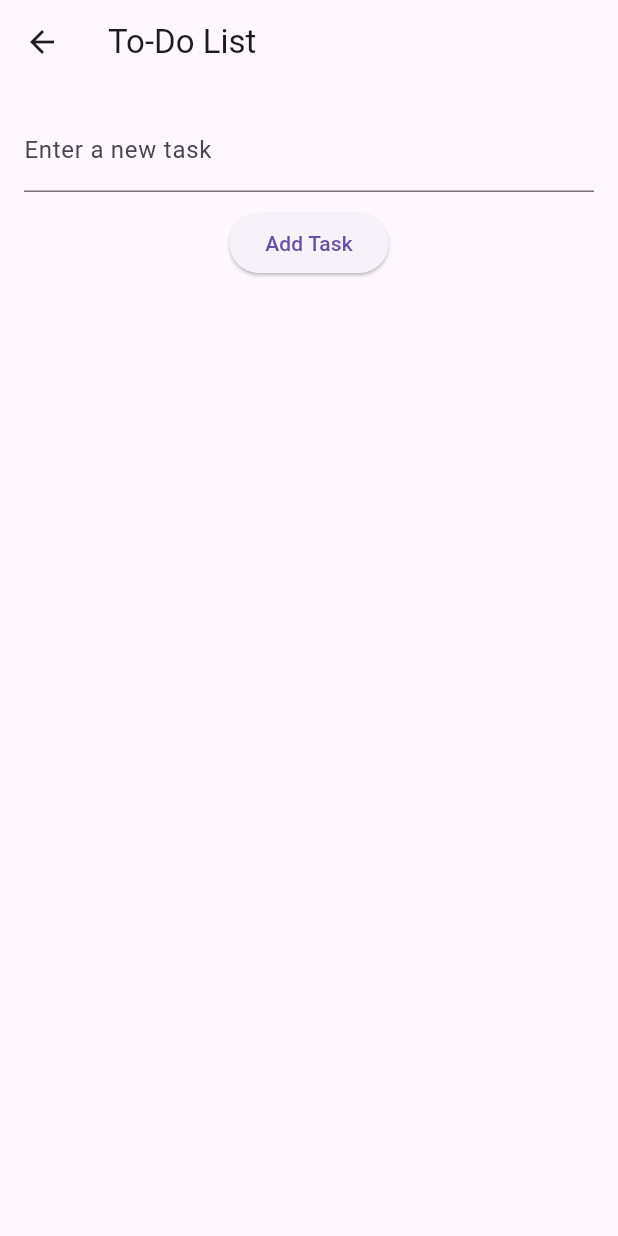
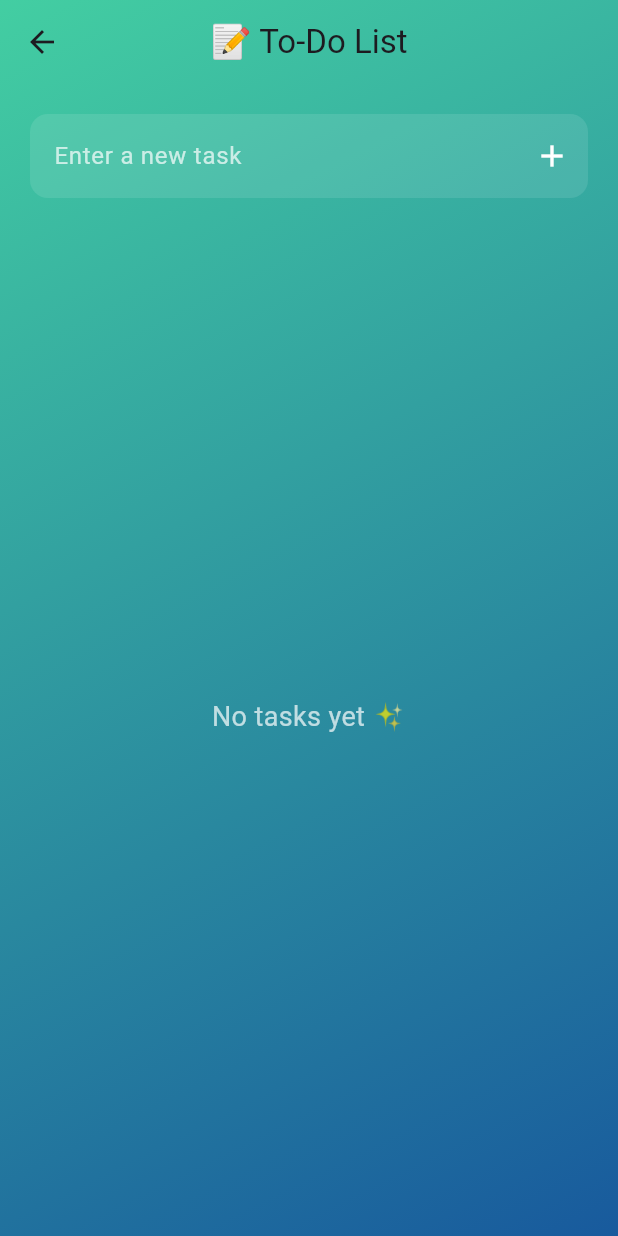
Before and after one commit to Bisrat-19/practice, a Flutter app: the TodoPage screen opened directly, on a phone screen of 412 x 824 dp. Run offline on Flutter 3.47's test engine with Material 3 defaults, Android fonts, the phone set to English and light mode, and no system bars.

Commit message:
some style on todo

```diff
--- a/lib/pages/todo_page.dart
+++ b/lib/pages/todo_page.dart
@@ -9,7 +9,7 @@ class TodoPage extends StatefulWidget {
 
 class _TodoPageState extends State<TodoPage> {
   final TextEditingController _controller = TextEditingController();
-  List<String> _tasks = [];
+  final List<String> _tasks = [];
 
   void _addTask() {
     final String task = _controller.text.trim();
@@ -31,35 +31,76 @@ class _TodoPageState extends State<TodoPage> {
   @override
   Widget build(BuildContext context) {
     return Scaffold(
-      appBar: AppBar(title: const Text('To-Do List')),
-      body: Padding(
-        padding: const EdgeInsets.all(16.0),
+      extendBodyBehindAppBar: true,
+      appBar: AppBar(
+        title: const Text('📝 To-Do List'),
+        centerTitle: true,
+        backgroundColor: Colors.transparent,
+        elevation: 0,
+      ),
+      body: Container(
+        decoration: const BoxDecoration(
+          gradient: LinearGradient(
+            colors: [Color(0xFF43cea2), Color(0xFF185a9d)],
+            begin: Alignment.topLeft,
+            end: Alignment.bottomRight,
+          ),
+        ),
+        child: SafeArea(
+          child: Padding(
+            padding: const EdgeInsets.all(20.0),
             child: Column(
               children: [
-            // TextField to input new task
+                // Input field
                 TextField(
                   controller: _controller,
-              decoration: const InputDecoration(
+                  style: const TextStyle(color: Colors.white),
+                  decoration: InputDecoration(
+                    filled: true,
+                    fillColor: Colors.white10,
                     labelText: 'Enter a new task',
+                    labelStyle: const TextStyle(color: Colors.white70),
+                    border: OutlineInputBorder(
+                      borderRadius: BorderRadius.circular(12),
+                      borderSide: BorderSide.none,
+                    ),
+                    suffixIcon: IconButton(
+                      onPressed: _addTask,
+                      icon: const Icon(Icons.add),
+                      color: Colors.white,
                     ),
                   ),
-            const SizedBox(height: 10),
-            // Button to add the task
-            ElevatedButton(
-              onPressed: _addTask,
-              child: const Text('Add Task'),
                 ),
                 const SizedBox(height: 20),
-            // ListView to display tasks
+
+                // Task list
                 Expanded(
-              child: ListView.builder(
+                  child: _tasks.isEmpty
+                      ? const Center(
+                          child: Text(
+                            'No tasks yet ✨',
+                            style: TextStyle(color: Colors.white70, fontSize: 18),
+                          ),
+                        )
+                      : ListView.builder(
                           itemCount: _tasks.length,
                           itemBuilder: (context, index) {
-                  return ListTile(
-                    title: Text(_tasks[index]),
+                            return Card(
+                              elevation: 5,
+                              margin: const EdgeInsets.symmetric(vertical: 8),
+                              shape: RoundedRectangleBorder(
+                                borderRadius: BorderRadius.circular(15),
+                              ),
+                              child: ListTile(
+                                title: Text(
+                                  _tasks[index],
+                                  style: const TextStyle(fontWeight: FontWeight.w500),
+                                ),
                                 trailing: IconButton(
-                      icon: const Icon(Icons.delete),
+                                  icon: const Icon(Icons.delete_forever),
+                                  color: Colors.redAccent,
                                   onPressed: () => _removeTask(index),
+                                ),
                               ),
                             );
                           },
@@ -68,6 +109,8 @@ class _TodoPageState extends State<TodoPage> {
               ],
             ),
           ),
+        ),
+      ),
     );
   }
 }
```
Lines whose indentation alone changed are shown as unchanged.
